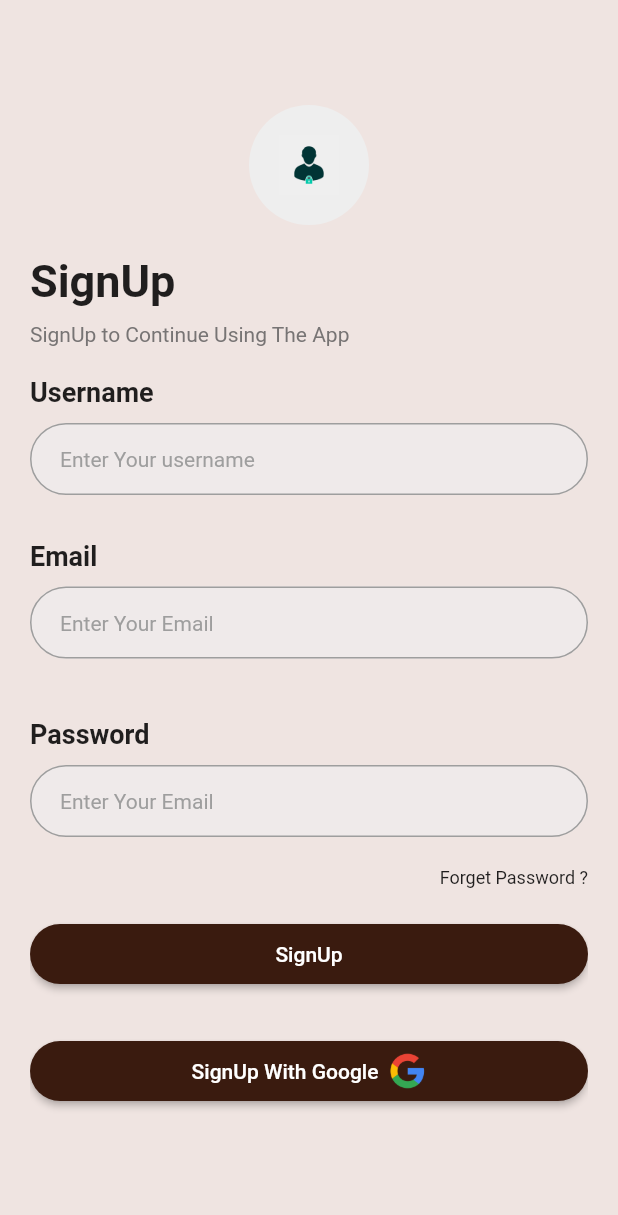
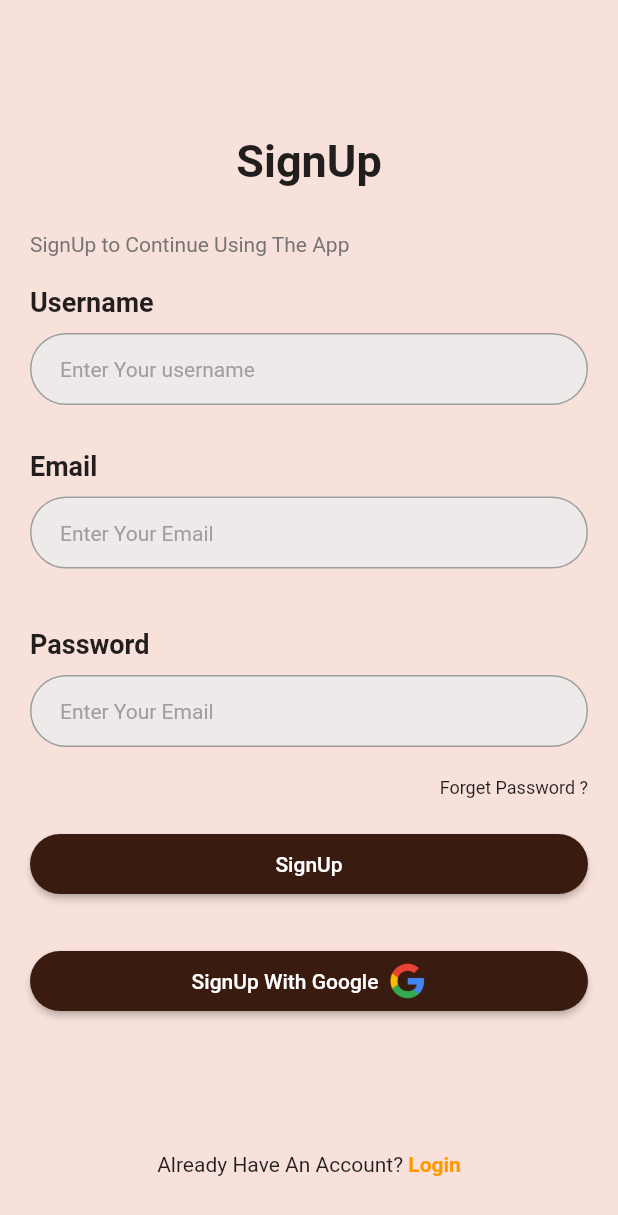
Before and after one commit to AuXiNN/Tour, a Flutter app: the SignUp screen opened by its route, after a tap on "SignUp", on a phone screen of 412 x 824 dp. Shown: the top 1215 px of the screen. Run offline on Flutter 3.47's test engine with Material 2 defaults, Android fonts, the phone set to English and light mode, and no system bars; our stand-ins replace awesome_dialog, firebase_auth, firebase_core, google_fonts; accounts and stored records are empty; network calls fail.

Commit message:
first commit

```diff
--- a/lib/colors.dart
+++ b/lib/AppColors/colors.dart
@@ -2,9 +2,9 @@ import 'package:flutter/material.dart';
 
 class AppColors {
 
-  static const Color primaryColor = Color(0xFFEFE4E1);
+  static const Color backgroundcolor = Color.fromARGB(255, 248, 225, 218);
   static const Color accentColor = Colors.orange;
-  static const Color buttom = Color(0xFF3A1B0F);
+  static const Color buttomcolor = Color(0xFF3A1B0F);
 
   static const Color transparentWhite = Color.fromRGBO(255, 255, 255, 0.5);
 }
--- /dev/null
+++ b/lib/Pages/signup.dart
@@ -0,0 +1,221 @@
+import 'package:awesome_dialog/awesome_dialog.dart';
+import 'package:firebase_auth/firebase_auth.dart';
+import 'package:flutter/material.dart';
+import 'package:tour/Widgets/custombuttomauth.dart';
+import 'package:tour/Widgets/customlogoauth.dart';
+import 'package:tour/Widgets/textformfield.dart';
+
+import '../AppColors/colors.dart';
+
+class SignUp extends StatefulWidget {
+  const SignUp({super.key});
+
+  @override
+  State<SignUp> createState() {
+    return _SignUpState();
+  }
+}
+
+class _SignUpState extends State<SignUp> {
+  TextEditingController email = TextEditingController();
+  TextEditingController password = TextEditingController();
+  TextEditingController username = TextEditingController();
+  GlobalKey<FormState> formState = GlobalKey<FormState>();
+
+  @override
+  Widget build(BuildContext context) {
+    return Scaffold(
+      backgroundColor: AppColors.backgroundcolor,
+      body: Container(
+        padding: const EdgeInsets.all(20),
+        child: ListView(
+          children: [
+            Form(
+              child: Column(
+                crossAxisAlignment: CrossAxisAlignment.start,
+                children: [
+                  Container(height: 50),
+
+                  const SizedBox(height: 20),
+                  const Center(
+                    child:  Text(
+                      'SignUp',
+                      style: TextStyle(fontSize: 30, fontWeight: FontWeight.bold),
+                    ),
+                  ),
+                  const SizedBox(height: 20),
+                  const SizedBox(height: 10),
+                  const Text(
+                    'SignUp to Continue Using The App',
+                    style: TextStyle(color: Color.fromARGB(255, 119, 116, 116)),
+                  ),
+                  const SizedBox(height: 20),
+                  const Text(
+                    'Username',
+                    style: TextStyle(fontWeight: FontWeight.bold, fontSize: 18),
+                  ),
+                  const SizedBox(height: 10),
+                  CustomTextForm(
+                    hinttext: "Enter Your username",
+                    mycontroller: username,
+                    validator: (val) {
+                      if (val == "") {
+                        return ("Please Enter Username");
+                      } else if (val!.length < 4) {
+                        return ("username must be atleast 4 characters long");
+                      }
+                    },
+                  ),
+                  const SizedBox(height: 10),
+                  const SizedBox(height: 20),
+                  const Text(
+                    'Email',
+                    style: TextStyle(fontWeight: FontWeight.bold, fontSize: 18),
+                  ),
+                  const SizedBox(height: 10),
+                  CustomTextForm(
+                    hinttext: "Enter Your Email",
+                    mycontroller: email,
+                    validator: (val) {
+                      if (val == "") {
+                        return ("Please Enter Email");
+                      }
+                    },
+                  ),
+                  const SizedBox(
+                    height: 40,
+                  ),
+                  const Text(
+                    'Password',
+                    style: TextStyle(fontWeight: FontWeight.bold, fontSize: 18),
+                  ),
+                  const SizedBox(height: 10),
+                  CustomTextForm(
+                    hinttext: "Enter Your Email",
+                    mycontroller: password,
+                    validator: (val) {
+                      if (val == "") {
+                        return ("Please Enter Password");
+                      }
+                    },
+                  ),
+                  const SizedBox(height: 10),
+                  Container(
+                    margin: const EdgeInsets.only(top: 10, bottom: 20),
+                    alignment: Alignment.topRight,
+                    child: const Text(
+                      'Forget Password ?',
+                      textAlign: TextAlign.right,
+                      style: TextStyle(fontSize: 12),
+                    ),
+                  ),
+                ],
+              ),
+            ),
+            CustomButtomAuth(
+                title: "SignUp",
+                onPressed: () async {
+
+                    try {
+                      final credential = await FirebaseAuth.instance
+                          .createUserWithEmailAndPassword(
+                        email: email.text,
+                        password: password.text,
+                      );
+                      Navigator.of(context).pushReplacementNamed("homepage");
+                    } on FirebaseAuthException catch (e) {
+                      if(e.code == 'invalid-email'){
+                         print('Invalid Email');
+                        AwesomeDialog(
+                          context: context,
+                          dialogType: DialogType.error,
+                          animType: AnimType.rightSlide,
+                          title: 'Error',
+                          desc: 'Invalid Email',
+                        ).show();
+                      }
+                    if (e.code == 'weak-password') {
+                        print('The password provided is too weak.');
+                        AwesomeDialog(
+                          context: context,
+                          dialogType: DialogType.error,
+                          animType: AnimType.rightSlide,
+                          title: 'Error',
+                          desc: 'The password provided is too weak.',
+                        ).show();
+                      }
+                      else if (e.code == 'email-already-in-use') {
+                        print('The account already exists for that email.');
+                        AwesomeDialog(
+                          context: context,
+                          dialogType: DialogType.error,
+                          animType: AnimType.rightSlide,
+                          title: 'Error',
+                          desc: 'The account already exists for that email.',
+                        ).show();
+                      }
+                       else {
+          // Handle other errors
+          print('Unknown error occurred: ${e.code}');
+        }
+                    } catch (e) {
+                      print(e);
+                    }
+
+                }),
+            const SizedBox(height: 20),
+            const SizedBox(
+              height: 10,
+            ),
+            MaterialButton(
+              shape: RoundedRectangleBorder(
+                borderRadius: BorderRadius.circular(20),
+              ),
+              height: 40,
+              onPressed: () {},
+              textColor: Colors.white,
+              color: AppColors.buttomcolor,
+              child: Row(
+                mainAxisAlignment: MainAxisAlignment.center,
+                children: [
+                  const Text("SignUp With Google  "),
+                  Image.asset(
+                    "images/google.png",
+                    width: 25,
+                  )
+                ],
+              ),
+            ),
+            const SizedBox(
+              height: 90,
+            ),
+            // ),
+            // const Text(
+            //   "Don't Have An Account? Reguster",
+            //   textAlign: TextAlign.center,
+            // ),
+            InkWell(
+              onTap: () {
+                Navigator.of(context).pushReplacementNamed("login");
+              },
+              child: const Center(
+                child: Text.rich(
+                  TextSpan(
+                    children: [
+                      TextSpan(text: "Already Have An Account? "),
+                      TextSpan(
+                        text: "Login",
+                        style: TextStyle(
+                            color: Colors.orange, fontWeight: FontWeight.bold),
+                      )
+                    ],
+                  ),
+                ),
+              ),
+            ),
+          ],
+        ),
+      ),
+    );
+  }
+}
--- a/lib/components/custombuttomauth.dart
+++ b/lib/Widgets/custombuttomauth.dart
@@ -1,5 +1,5 @@
 import 'package:flutter/material.dart';
-import 'package:tour/colors.dart';
+import 'package:tour/AppColors/colors.dart';
 
 class CustomButtomAuth extends StatelessWidget {
   const CustomButtomAuth({super.key, required this.onPressed, required this.title});
@@ -16,7 +16,7 @@ class CustomButtomAuth extends StatelessWidget {
       height: 40,
       onPressed: onPressed,
       textColor: Colors.white,
-      color: AppColors.buttom,
+      color: AppColors.buttomcolor,
       child:  Text(title),
     );
   }
--- a/lib/components/customlogoauth.dart
+++ b/lib/Widgets/customlogoauth.dart
@@ -1,5 +1,5 @@
 import 'package:flutter/material.dart';
-import 'package:tour/colors.dart';
+import 'package:tour/AppColors/colors.dart';
 
 class CustomLogoAuth extends StatelessWidget {
   const CustomLogoAuth({super.key, });
--- a/lib/components/textformfield.dart
+++ b/lib/Widgets/textformfield.dart
@@ -3,18 +3,19 @@
 import 'package:flutter/material.dart';
 
 class CustomTextForm extends StatelessWidget {
-   const CustomTextForm({super.key, required this.hinttext, required this.mycontroller});
+   const CustomTextForm({super.key, required this.hinttext, required this.mycontroller, required this.validator});
 
 
   final String hinttext;
   final TextEditingController mycontroller;
-
+  final String? Function(String?)? validator;
 
 
   @override
 
   Widget build(context) {
     return TextFormField(
+      validator: validator,
       controller: mycontroller,
       decoration: InputDecoration(
         hintText: hinttext,
--- a/lib/auth/signup.dart
+++ /dev/null
@@ -1,175 +0,0 @@
-import 'package:awesome_dialog/awesome_dialog.dart';
-import 'package:firebase_auth/firebase_auth.dart';
-import 'package:flutter/material.dart';
-import 'package:tour/components/custombuttomauth.dart';
-import 'package:tour/components/customlogoauth.dart';
-import 'package:tour/components/textformfield.dart';
-
-import '../colors.dart';
-
-class SignUp extends StatefulWidget {
-  const SignUp({super.key});
-
-  @override
-  State<SignUp> createState() {
-    return _SignUpState();
-  }
-}
-
-class _SignUpState extends State<SignUp> {
-  TextEditingController email = TextEditingController();
-  TextEditingController password = TextEditingController();
-  TextEditingController username = TextEditingController();
-
-  @override
-  Widget build(BuildContext context) {
-    return Scaffold(
-    backgroundColor:  AppColors.primaryColor,
-      body: Container(
-        padding: const EdgeInsets.all(20),
-        child: ListView(
-          children: [
-            Column(
-              crossAxisAlignment: CrossAxisAlignment.start,
-              children: [
-                Container(height: 50),
-                const CustomLogoAuth(),
-                const SizedBox(height: 20),
-                const Text(
-                  'SignUp',
-                  style: TextStyle(fontSize: 30, fontWeight: FontWeight.bold),
-                ),
-                const SizedBox(height: 10),
-                const  Text(
-                  'SignUp to Continue Using The App',
-                  style: TextStyle(color: Color.fromARGB(255, 119, 116, 116)),
-                ),
-                const SizedBox(height: 20),
-                const Text(
-                  'Username',
-                  style: TextStyle(fontWeight: FontWeight.bold, fontSize: 18),
-                ),
-                const SizedBox(height: 10),
-                CustomTextForm(
-                    hinttext: "Enter Your username", mycontroller: username),
-                const SizedBox(height: 10),
-                const SizedBox(height: 20),
-                const Text(
-                  'Email',
-                  style: TextStyle(fontWeight: FontWeight.bold, fontSize: 18),
-                ),
-                const SizedBox(height: 10),
-                CustomTextForm(
-                    hinttext: "Enter Your Email", mycontroller: email),
-                const SizedBox(
-                  height: 40,
-                ),
-                const Text(
-                  'Password',
-                  style: TextStyle(fontWeight: FontWeight.bold, fontSize: 18),
-                ),
-                const SizedBox(height: 10),
-                CustomTextForm(
-                    hinttext: "Enter Your Email", mycontroller: password),
-                const SizedBox(height: 10),
-                Container(
-                  margin: const EdgeInsets.only(top: 10, bottom: 20),
-                  alignment: Alignment.topRight,
-                  child: const Text(
-                    'Forget Password ?',
-                    textAlign: TextAlign.right,
-                    style: TextStyle(fontSize: 12),
-                  ),
-                ),
-              ],
-            ),
-            CustomButtomAuth(
-                title: "SignUp",
-                onPressed: () async {
-                  try {
-                    final credential = await FirebaseAuth.instance
-                        .createUserWithEmailAndPassword(
-                      email: email.text,
-                      password: password.text,
-                    );
-                    Navigator.of(context).pushReplacementNamed("homepage");
-                  } on FirebaseAuthException catch (e) {
-                    if (e.code == 'weak-password') {
-                      print('The password provided is too weak.');
-                       AwesomeDialog(
-                        context: context,
-                        dialogType: DialogType.error,
-                        animType: AnimType.rightSlide,
-                        title: 'Error',
-                        desc: 'The password provided is too weak.',
-                      ).show();
-                    } else if (e.code == 'email-already-in-use') {
-                      print('The account already exists for that email.');
-                       AwesomeDialog(
-                        context: context,
-                        dialogType: DialogType.error,
-                        animType: AnimType.rightSlide,
-                        title: 'Error',
-                        desc: 'The account already exists for that email.',
-                      ).show();
-                    }
-                  } catch (e) {
-                    print(e);
-                  }
-                }),
-            const SizedBox(height: 20),
-            const SizedBox(
-              height: 10,
-            ),
-            MaterialButton(
-              shape: RoundedRectangleBorder(
-                borderRadius: BorderRadius.circular(20),
-              ),
-              height: 40,
-              onPressed: () {},
-              textColor: Colors.white,
-              color: AppColors.buttom,
-              child: Row(
-                mainAxisAlignment: MainAxisAlignment.center,
-                children: [
-                  const Text("SignUp With Google  "),
-                  Image.asset(
-                    "images/google.png",
-                    width: 25,
-                  )
-                ],
-              ),
-            ),
-            const SizedBox(
-              height: 90,
-            ),
-            // ),
-            // const Text(
-            //   "Don't Have An Account? Reguster",
-            //   textAlign: TextAlign.center,
-            // ),
-            InkWell(
-              onTap: () {
-                Navigator.of(context).pushReplacementNamed("login");
-              },
-              child: const Center(
-                child: Text.rich(
-                  TextSpan(
-                    children: [
-                      TextSpan(text: "Already Have An Account? "),
-                      TextSpan(
-                        text: "Login",
-                        style: TextStyle(
-                            color: Colors.orange, fontWeight: FontWeight.bold),
-                      )
-                    ],
-                  ),
-                ),
-              ),
-            ),
-          ],
-        ),
-      ),
-    );
-  }
-}
--- a/lib/main.dart
+++ b/lib/main.dart
@@ -1,9 +1,9 @@
 import 'package:firebase_auth/firebase_auth.dart';
 import 'package:firebase_core/firebase_core.dart';
 import 'package:flutter/material.dart';
-import 'package:tour/auth/login.dart';
-import 'package:tour/auth/signup.dart';
-import 'package:tour/homepage.dart';
+import 'package:tour/Pages/login.dart';
+import 'package:tour/Pages/signup.dart';
+import 'package:tour/Pages/homepage.dart';
 
 
 void main() async {
@@ -37,11 +37,12 @@ class _MyAppState extends State<MyApp> {
   Widget build(context) {
     return MaterialApp(
       debugShowCheckedModeBanner: false,
-      home: FirebaseAuth.instance.currentUser== null ? Login() : HomePage(),
+      home: FirebaseAuth.instance.currentUser== null ? const Login() : const HomePage(),
       routes: {
         "signup" :(context) => const SignUp(),
         "login" : (context) => const Login(),
-        "homepage" :(context) => const HomePage(),
+        "homepage" :(context) => const  HomePage(),
+
 
       },
     );
--- a/pubspec.yaml
+++ b/pubspec.yaml
@@ -42,6 +42,7 @@ dependencies:
   firebase_auth: ^4.12.1
   google_sign_in: ^6.1.5
   awesome_dialog: ^3.1.0
+  google_fonts: ^6.1.0
 
 dev_dependencies:
   flutter_test:
@@ -69,6 +70,8 @@ flutter:
   assets:
     - images/asdf.jpg
     - images/google.png
+    - images/profilepic.png
+    - images/deadsea.jpg
 
   # An image asset can refer to one or more resolution-specific "variants", see
   # https://flutter.dev/assets-and-images/#resolution-aware
```
Also changed, not shown: lib/Pages/homepage.dart (added, +83 -0 lines), lib/Pages/login.dart (renamed from lib/auth/login.dart, +83 -20 lines), lib/homepage.dart (deleted, +0 -41 lines), images/deadsea.jpg (added), images/profilepic.png (added), lib/Widgets/userprofile.dart (added), pubspec.lock, 2 other files.
